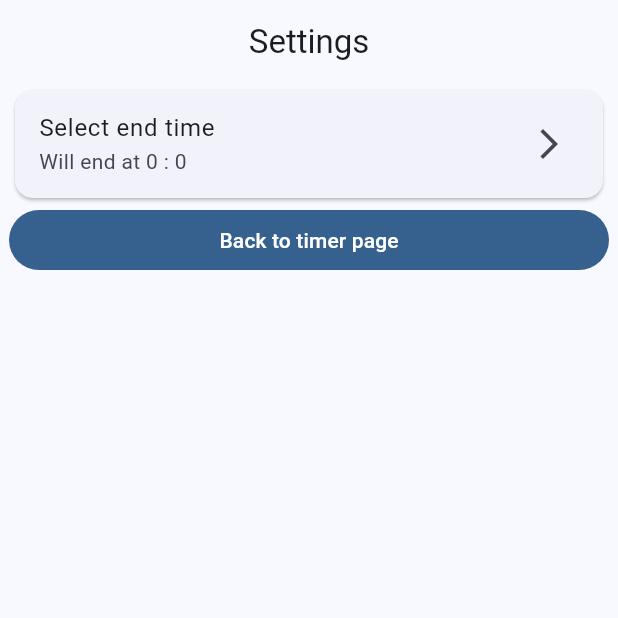
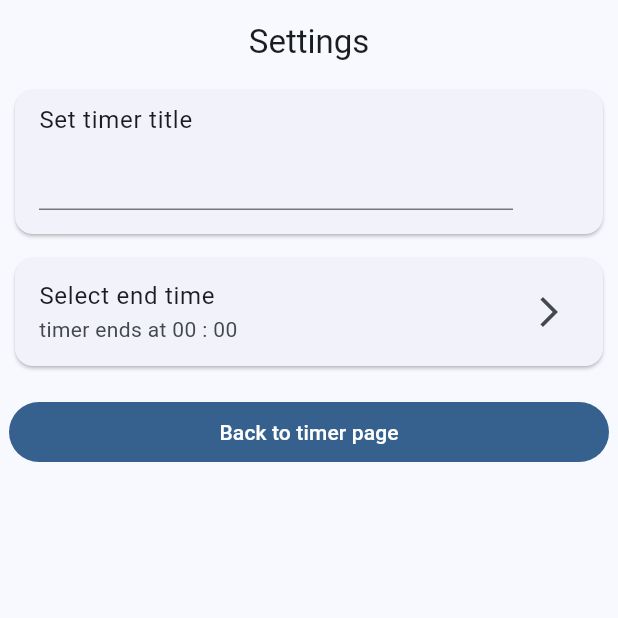
Before and after one commit to bootloopmaster636/ugd_timer, a Flutter app: the screen it shows after launch, after a tap on "Settings", on a phone screen of 412 x 824 dp, the top half of it. Run offline on Flutter 3.47's test engine with Material 2 defaults, Android fonts, the phone set to English and light mode, and no system bars; our stand-ins replace flutter_riverpod, font_awesome_flutter.

Commit message:
feat: add way to change timer title

```diff
--- a/lib/logic.dart
+++ b/lib/logic.dart
@@ -9,6 +9,7 @@ class TimerManager extends ChangeNotifier {
   Duration _endAt = const Duration(seconds: 0); // for the time where countdown ends
   Duration _assistTimer = const Duration(seconds: 0); // for the time where people can ask
   bool _timerIsRunning = false;
+  String _title = "";
 
   void setEndTimer(TimeOfDay? newEndTimer) {
     _endAt = Duration(hours: newEndTimer!.hour, minutes: newEndTimer.minute, seconds: 0);
@@ -18,6 +19,11 @@ class TimerManager extends ChangeNotifier {
 
   void setAssistTimer(Duration newAssistTimer) {
     _assistTimer = newAssistTimer;
+    notifyListeners();
+  }
+
+  void setTitle(String title) {
+    _title = title;
     notifyListeners();
   }
 
@@ -84,4 +90,6 @@ class TimerManager extends ChangeNotifier {
   Duration get assistTimer => _assistTimer;
 
   bool get timerIsRunning => _timerIsRunning;
+
+  String get title => _title;
 }
--- a/lib/main.dart
+++ b/lib/main.dart
@@ -69,7 +69,7 @@ class Home extends ConsumerWidget {
                     crossAxisAlignment: CrossAxisAlignment.center,
                     children: [
                       Text(
-                        "Praktikum modul 2 - Matriks".toUpperCase(),
+                        ref.watch(TimerProvider).title.toUpperCase(),
                         style: const TextStyle(fontSize: 24),
                       ),
                       const SizedBox(
--- a/lib/settings.dart
+++ b/lib/settings.dart
@@ -1,6 +1,8 @@
 import 'package:flutter/material.dart';
 import 'package:flutter_riverpod/flutter_riverpod.dart';
 import 'package:ugd_timer/main.dart';
+
+final _titleController = TextEditingController();
 
 class SettingsView extends ConsumerWidget {
   const SettingsView({super.key});
@@ -21,12 +23,33 @@ class SettingsView extends ConsumerWidget {
             children: [
               Card(
                 child: ListTile(
+                  title: Text("Set timer title"),
+                  subtitle: Container(
+                    margin: const EdgeInsets.only(bottom: 8.0, right: 36),
+                    child: TextField(
+                      controller: _titleController,
+                      onChanged: (s) {
+                        ref.read(TimerProvider.notifier).setTitle(s);
+                        _titleController.text = s;
+                      },
+                    ),
+                  ),
+                ),
+              ),
+              SizedBox(
+                height: 8,
+              ),
+              Card(
+                child: ListTile(
                   title: const Text("Select end time"),
                   subtitle: Text(
-                      "Will end at ${ref.watch(TimerProvider).endAt.inHours} : ${ref.watch(TimerProvider).endAt.inMinutes.remainder(60)}"),
+                      "timer ends at ${ref.watch(TimerProvider).endAt.inHours.toString().padLeft(2, '0')} : ${ref.watch(TimerProvider).endAt.inMinutes.remainder(60).toString().padLeft(2, '0')}"),
                   trailing: const Icon(Icons.arrow_forward_ios),
                   onTap: () async => ref.read(TimerProvider.notifier).setEndTimer(await ShowTimePickerDialog(context)),
                 ),
+              ),
+              SizedBox(
+                height: 16,
               ),
               FilledButton(onPressed: () => Navigator.pop(context), child: const Text("Back to timer page")),
             ],
@@ -39,6 +62,7 @@ class SettingsView extends ConsumerWidget {
 
 Future<TimeOfDay?> ShowTimePickerDialog(BuildContext context) async {
   final time = await showTimePicker(
+    initialEntryMode: TimePickerEntryMode.inputOnly,
     context: context,
     initialTime: TimeOfDay.now(),
   );
```
